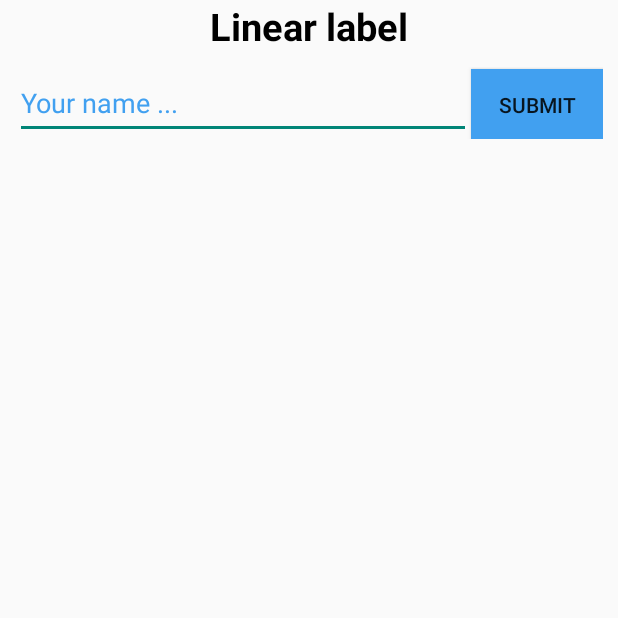
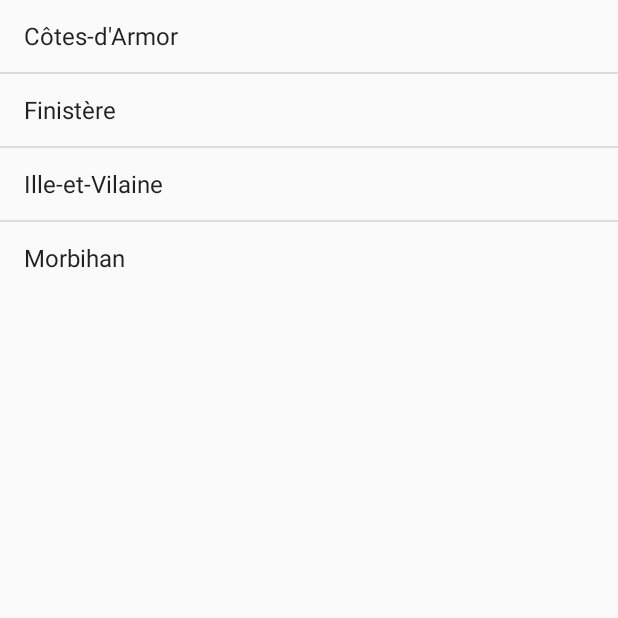
Before and after one commit to ZieAmara/ESIR2-SI-ProgMobile-TPs, an Android app built with Jetpack Compose: the screen it shows after launch (MainActivity), on a phone screen of 412 x 824 dp, the top half of it. Run offline under Robolectric (Android 15) with nearby library versions, the phone set to English and light mode, and no system bars.

Commit message:
reponse 6

```diff
--- a/TP2/Manipulationdeslayouts/app/src/main/java/com/example/manipulationdeslayouts/MainActivity.kt
+++ b/TP2/Manipulationdeslayouts/app/src/main/java/com/example/manipulationdeslayouts/MainActivity.kt
@@ -1,12 +1,23 @@
 package com.example.manipulationdeslayouts
 
 import android.os.Bundle
+import android.widget.ArrayAdapter
+import android.widget.ListView
 import androidx.activity.ComponentActivity
-
 
 class MainActivity : ComponentActivity() {
     override fun onCreate(savedInstanceState: Bundle?) {
         super.onCreate(savedInstanceState)
-        setContentView(R.layout.main_linear_layout)
+        setContentView(R.layout.main_departements_breton_layout)
+
+        // Création de la liste des départements bretons
+        val departementsBretons = arrayListOf("Côtes-d'Armor", "Finistère", "Ille-et-Vilaine", "Morbihan")
+
+        // Création de l'adaptateur pour la ListView
+        val adapter = ArrayAdapter<String>(this, android.R.layout.simple_list_item_1, departementsBretons)
+        // Liaison de l'adaptateur avec la ListView
+        val listView: ListView = findViewById(R.id.my_listView)
+        listView.adapter = adapter
+
     }
 }
--- /dev/null
+++ b/TP2/Manipulationdeslayouts/app/src/main/res/layout/main_departements_breton_layout.xml
@@ -0,0 +1,10 @@
+<?xml version="1.0" encoding="utf-8"?>
+<LinearLayout xmlns:android="http://schemas.android.com/apk/res/android"
+    android:layout_width="match_parent"
+    android:layout_height="match_parent">
+    <ListView
+        android:id="@+id/my_listView"
+        android:layout_width="match_parent"
+        android:layout_height="wrap_content" />
+
+</LinearLayout>
```
